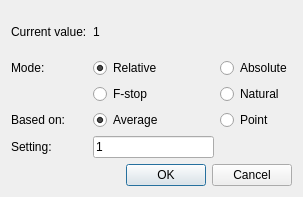
Above: src/qtrvu/exposuredialog.ui from nljones/Accelerad before the change. Below: the same form after it.
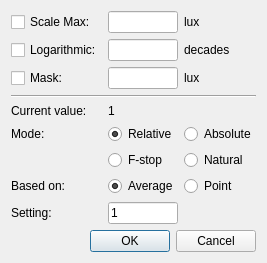
That is the form after the change.

What changed in the file:
```diff
--- a/src/qtrvu/exposuredialog.ui
+++ b/src/qtrvu/exposuredialog.ui
@@ -6,8 +6,8 @@
    <rect>
     <x>0</x>
     <y>0</y>
-    <width>303</width>
-    <height>197</height>
+    <width>259</width>
+    <height>253</height>
    </rect>
   </property>
   <property name="windowTitle">
@@ -17,78 +17,7 @@
    <string>adjust exposure here</string>
   </property>
   <layout class="QGridLayout" name="gridLayout">
-   <item row="0" column="0">
-    <widget class="QLabel" name="exposureValueLabel">
-     <property name="text">
-      <string>Current value:</string>
-     </property>
-    </widget>
-   </item>
-   <item row="0" column="1">
-    <widget class="QLabel" name="exposureValue">
-     <property name="text">
-      <string>1</string>
-     </property>
-    </widget>
-   </item>
-   <item row="1" column="0">
-    <widget class="QLabel" name="exposureModeLabel">
-     <property name="text">
-      <string>Mode:</string>
-     </property>
-    </widget>
-   </item>
-   <item row="1" column="1">
-    <widget class="QRadioButton" name="relative">
-     <property name="text">
-      <string>Relative</string>
-     </property>
-     <property name="checked">
-      <bool>true</bool>
-     </property>
-     <attribute name="buttonGroup">
-      <string>modeGroup</string>
-     </attribute>
-    </widget>
-   </item>
-   <item row="1" column="2">
-    <widget class="QRadioButton" name="absolute">
-     <property name="text">
-      <string>Absolute</string>
-     </property>
-     <attribute name="buttonGroup">
-      <string>modeGroup</string>
-     </attribute>
-    </widget>
-   </item>
-   <item row="2" column="1">
-    <widget class="QRadioButton" name="fstop">
-     <property name="text">
-      <string>F-stop</string>
-     </property>
-     <attribute name="buttonGroup">
-      <string>modeGroup</string>
-     </attribute>
-    </widget>
-   </item>
-   <item row="2" column="2">
-    <widget class="QRadioButton" name="natural">
-     <property name="text">
-      <string>Natural</string>
-     </property>
-     <attribute name="buttonGroup">
-      <string>modeGroup</string>
-     </attribute>
-    </widget>
-   </item>
-   <item row="3" column="0">
-    <widget class="QLabel" name="exposureBasedLabel">
-     <property name="text">
-      <string>Based on:</string>
-     </property>
-    </widget>
-   </item>
-   <item row="3" column="1">
+   <item row="9" column="1">
     <widget class="QRadioButton" name="average">
      <property name="text">
       <string>Average</string>
@@ -101,7 +30,7 @@
      </attribute>
     </widget>
    </item>
-   <item row="3" column="2">
+   <item row="9" column="2">
     <widget class="QRadioButton" name="point">
      <property name="text">
       <string>Point</string>
@@ -111,21 +40,51 @@
      </attribute>
     </widget>
    </item>
-   <item row="4" column="0">
+   <item row="8" column="2">
+    <widget class="QRadioButton" name="natural">
+     <property name="text">
+      <string>Natural</string>
+     </property>
+     <attribute name="buttonGroup">
+      <string notr="true">modeGroup</string>
+     </attribute>
+    </widget>
+   </item>
+   <item row="10" column="0">
     <widget class="QLabel" name="exposureSettingLabel">
      <property name="text">
       <string>Setting:</string>
      </property>
     </widget>
    </item>
-   <item row="4" column="1">
+   <item row="7" column="2">
+    <widget class="QRadioButton" name="absolute">
+     <property name="text">
+      <string>Absolute</string>
+     </property>
+     <attribute name="buttonGroup">
+      <string notr="true">modeGroup</string>
+     </attribute>
+    </widget>
+   </item>
+   <item row="8" column="1">
+    <widget class="QRadioButton" name="fstop">
+     <property name="text">
+      <string>F-stop</string>
+     </property>
+     <attribute name="buttonGroup">
+      <string notr="true">modeGroup</string>
+     </attribute>
+    </widget>
+   </item>
+   <item row="10" column="1">
     <widget class="QLineEdit" name="exposureSetting">
      <property name="text">
       <string>1</string>
      </property>
     </widget>
    </item>
-   <item row="5" column="0" colspan="3">
+   <item row="11" column="0" colspan="3">
     <widget class="QDialogButtonBox" name="exposureButtonBox">
      <property name="orientation">
       <enum>Qt::Horizontal</enum>
@@ -135,6 +94,105 @@
      </property>
     </widget>
    </item>
+   <item row="6" column="1">
+    <widget class="QLabel" name="exposureValue">
+     <property name="text">
+      <string>1</string>
+     </property>
+    </widget>
+   </item>
+   <item row="7" column="0">
+    <widget class="QLabel" name="exposureModeLabel">
+     <property name="text">
+      <string>Mode:</string>
+     </property>
+    </widget>
+   </item>
+   <item row="7" column="1">
+    <widget class="QRadioButton" name="relative">
+     <property name="text">
+      <string>Relative</string>
+     </property>
+     <property name="checked">
+      <bool>true</bool>
+     </property>
+     <attribute name="buttonGroup">
+      <string notr="true">modeGroup</string>
+     </attribute>
+    </widget>
+   </item>
+   <item row="9" column="0">
+    <widget class="QLabel" name="exposureBasedLabel">
+     <property name="text">
+      <string>Based on:</string>
+     </property>
+    </widget>
+   </item>
+   <item row="0" column="2">
+    <widget class="QLabel" name="scaleUnits">
+     <property name="text">
+      <string>lux</string>
+     </property>
+    </widget>
+   </item>
+   <item row="6" column="0">
+    <widget class="QLabel" name="exposureValueLabel">
+     <property name="text">
+      <string>Current value:</string>
+     </property>
+    </widget>
+   </item>
+   <item row="2" column="0">
+    <widget class="QCheckBox" name="mask">
+     <property name="text">
+      <string>Mask:</string>
+     </property>
+    </widget>
+   </item>
+   <item row="0" column="0">
+    <widget class="QCheckBox" name="scale">
+     <property name="text">
+      <string>Scale Max:</string>
+     </property>
+    </widget>
+   </item>
+   <item row="1" column="0">
+    <widget class="QCheckBox" name="decades">
+     <property name="text">
+      <string>Logarithmic:</string>
+     </property>
+    </widget>
+   </item>
+   <item row="1" column="1">
+    <widget class="QLineEdit" name="decadesSetting"/>
+   </item>
+   <item row="2" column="1">
+    <widget class="QLineEdit" name="maskSetting"/>
+   </item>
+   <item row="0" column="1">
+    <widget class="QLineEdit" name="scaleSetting"/>
+   </item>
+   <item row="5" column="0" colspan="3">
+    <widget class="Line" name="line">
+     <property name="orientation">
+      <enum>Qt::Horizontal</enum>
+     </property>
+    </widget>
+   </item>
+   <item row="2" column="2">
+    <widget class="QLabel" name="maskUnits">
+     <property name="text">
+      <string>lux</string>
+     </property>
+    </widget>
+   </item>
+   <item row="1" column="2">
+    <widget class="QLabel" name="decadesUnits">
+     <property name="text">
+      <string>decades</string>
+     </property>
+    </widget>
+   </item>
   </layout>
  </widget>
  <resources/>
```
Left out of the diff: 4 changed lines with no effect on the pictures.
